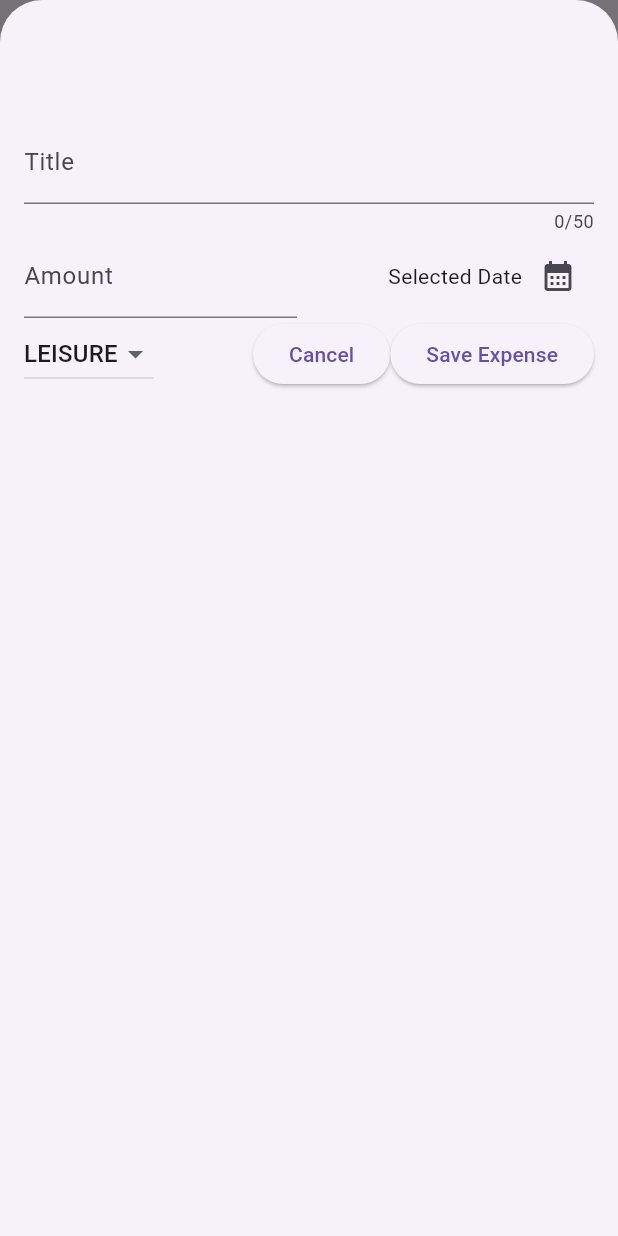
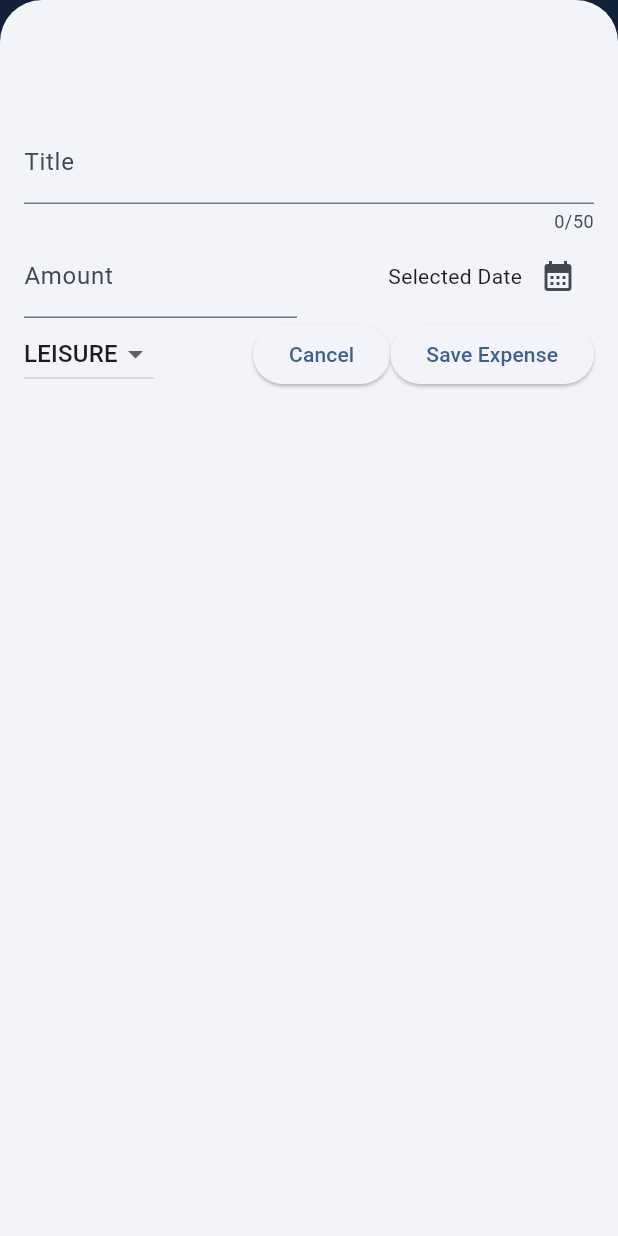
Before and after one commit to CompSciChriss/expense_tracker, a Flutter app: the screen it shows after launch, after a tap on the "add" icon, on a phone screen of 412 x 824 dp. Run offline on Flutter 3.47's test engine with Material 3 defaults, Android fonts, the phone set to English and light mode, and no system bars.

Commit message:
Finished Dismissable Expenses

```diff
--- a/lib/main.dart
+++ b/lib/main.dart
@@ -1,9 +1,24 @@
+import 'package:expense_tracker/widgets/expenses.dart';
 import 'package:flutter/material.dart';
-import 'package:expense_tracker/widgets/expenses.dart';
+
+var kColorScheme = ColorScheme.fromSeed(
+  seedColor: const Color.fromARGB(255, 9, 99, 190),
+);
+
 void main() {
   runApp(
-    const MaterialApp(
-      home: Expenses()
+    MaterialApp(
+      theme: ThemeData().copyWith(
+        colorScheme: kColorScheme,
+        appBarTheme: const AppBarTheme().copyWith(
+            backgroundColor: kColorScheme.onPrimaryContainer,
+            foregroundColor: kColorScheme.primaryContainer),
+        cardTheme: CardTheme().copyWith(
+          color: kColorScheme.secondaryContainer,
+          margin: const EdgeInsets.symmetric(horizontal: 16, vertical: 8),
+        ),
+      ),
+      home: Expenses(),
     ),
   );
 }
--- a/lib/widgets/expenses.dart
+++ b/lib/widgets/expenses.dart
@@ -18,7 +18,9 @@ class _ExpensesState extends State<Expenses> {
     showModalBottomSheet(
       isScrollControlled: true,
       context: context,
-      builder: (ctx) => NewExpense(onAddExpense: _addExpense),
+      builder: (ctx) => NewExpense(
+        onAddExpense: _addExpense,
+      ),
     );
   }
 
@@ -26,6 +28,28 @@ class _ExpensesState extends State<Expenses> {
     setState(() {
       _registeredExpenses.add(expense);
     });
+  }
+
+  void _removeExpense(Expense expense) {
+    int expenseIndex = _registeredExpenses.indexOf(expense);
+    setState(() {
+      _registeredExpenses.remove(expense);
+    });
+    ScaffoldMessenger.of(context).showSnackBar(
+      SnackBar(
+        duration: Duration(seconds: 3),
+        content: Text('Expense Removed'),
+        action: SnackBarAction(
+          label: 'Undo',
+          onPressed: () {
+            setState( () {
+                _registeredExpenses.insert(expenseIndex, expense);
+              },
+            );
+          },
+        ),
+      ),
+    );
   }
 
   final List<Expense> _registeredExpenses = [
@@ -42,6 +66,15 @@ class _ExpensesState extends State<Expenses> {
   ];
   @override
   Widget build(BuildContext context) {
+    Widget mainContent = const Center(
+      child: Text('No ExpensesFound. Click + to add'),
+    );
+    if (_registeredExpenses.isNotEmpty) {
+      mainContent = ExpensesList(
+        expenses: _registeredExpenses,
+        onRemoveExpense: _removeExpense,
+      );
+    }
     return Scaffold(
       appBar: AppBar(
         title: const Text("Expense Tracker"),
@@ -55,9 +88,7 @@ class _ExpensesState extends State<Expenses> {
       body: Column(
         children: [
           Text("Chart"),
-          Expanded(
-            child: ExpensesList(expenses: _registeredExpenses),
-          ),
+          Expanded(child: mainContent),
         ],
       ),
     );
--- a/lib/widgets/expenses_list/expenses_list.dart
+++ b/lib/widgets/expenses_list/expenses_list.dart
@@ -3,13 +3,21 @@ import 'package:expense_tracker/widgets/expenses_list/expense_item.dart';
 import 'package:flutter/material.dart';
 
 class ExpensesList extends StatelessWidget {
-  const ExpensesList({super.key, required this.expenses});
+  const ExpensesList(
+      {super.key, required this.expenses, required this.onRemoveExpense});
+  final Function onRemoveExpense;
   final List<Expense> expenses;
   @override
   Widget build(BuildContext context) {
     return ListView.builder(
       itemCount: expenses.length,
-      itemBuilder: (ctx, index) => ExpenseItem(expense: expenses[index]),
+      itemBuilder: (ctx, index) => Dismissible(
+        key: ValueKey(expenses[index]),
+        onDismissed: (direction){
+          onRemoveExpense(expenses[index]);
+        },
+        child: ExpenseItem(expense: expenses[index]),
+      ),
     );
   }
 }
```
Also changed, not shown: 1 other file.
